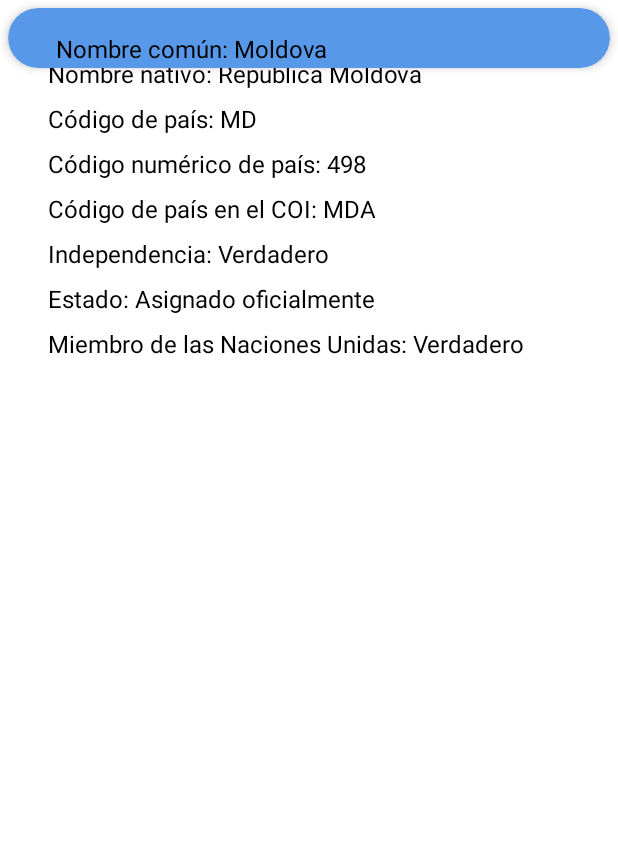
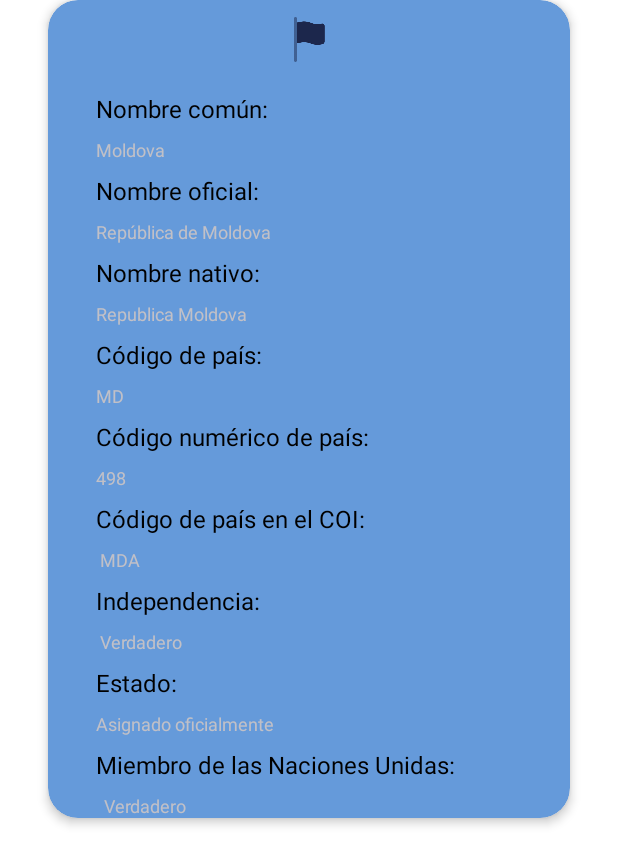
Before and after one commit to danielggc/prueba-tecnica-movilWMWirelessMobile, an Android app: the layout general_datails.xml on its own in the app's theme, with its tools: preview values and no code run, on a phone screen of 412 x 824 dp. Shown: the top 865 px of the screen. Run offline under Robolectric (Android 15) with nearby library versions, the phone set to English and light mode, and no system bars.

Commit message:
add card for infomation for gropus

```diff
--- a/app/src/main/res/layout/general_datails.xml
+++ b/app/src/main/res/layout/general_datails.xml
@@ -4,142 +4,235 @@
     xmlns:tools="http://schemas.android.com/tools"
     android:layout_width="match_parent"
     android:layout_height="match_parent"
-    xmlns:app="http://schemas.android.com/apk/res-auto"
-    >
-<LinearLayout xmlns:android="http://schemas.android.com/apk/res/android"
-    android:layout_width="match_parent"
-    android:layout_height="match_parent"
-    android:orientation="vertical">
-
-    <RelativeLayout
-    xmlns:android="http://schemas.android.com/apk/res/android"
+    xmlns:app="http://schemas.android.com/apk/res-auto">
+    <androidx.cardview.widget.CardView
+        android:id="@+id/card_details"
         android:layout_width="match_parent"
         android:layout_height="wrap_content"
+        android:layout_marginStart="32dp"
+        android:layout_marginTop="16dp"
+        android:layout_marginEnd="32dp"
+        app:cardCornerRadius="20dp"
+        app:cardElevation="4dp"
+        app:cardBackgroundColor="@color/sub_green">
+        <RelativeLayout
+            android:layout_width="match_parent"
+        android:layout_height="wrap_content"
+        android:orientation="vertical"
         >
 
             <!-- Imagen de la bandera de Moldova -->
 
                 <ImageView
+                    android:layout_margin="10dp"
                     android:id="@+id/image_flag"
-        android:layout_width="wrap_content"
-        android:layout_height="wrap_content"
-        android:src="@drawable/map"
+                    android:layout_width="78dp"
+                    android:layout_height="33dp"
                     android:layout_centerHorizontal="true"
-        android:layout_marginTop="16dp"/>
+                    android:layout_marginTop="16dp"
+                    android:src="@drawable/flag" />
 
             <!-- Detalles de la tarjeta -->
 
-        <androidx.cardview.widget.CardView
-            android:layout_width="match_parent"
-            android:layout_height="40dp"
-            android:layout_margin="5dp"
-            app:cardCornerRadius="20dp"
-            app:cardElevation="4dp"
-            app:cardBackgroundColor="@color/blue"
 
-            >
                 <TextView
-                android:id="@+id/text_common_name"
-                android:layout_width="match_parent"
+                    android:id="@+id/text_region"
+                    android:layout_width="wrap_content"
                     android:layout_height="wrap_content"
-                android:text="Nombre común: Moldova"
+                    android:layout_below="@id/image_flag"
+                    android:layout_marginTop="8dp"
+                    android:layout_marginStart="32dp"
+                    android:text="Nombre común:"
                     android:textColor="@color/black"
-                android:textSize="16sp"
-                android:layout_below="@id/image_flag"
-                android:layout_marginTop="16dp"
-                android:layout_marginStart="32dp"/>
-        </androidx.cardview.widget.CardView>
+                    android:textSize="16sp" />
 
 
                 <TextView
-        android:id="@+id/text_official_name"
+                    android:id="@+id/text_region_r"
                     android:layout_width="wrap_content"
                     android:layout_height="wrap_content"
-        android:text="Nombre oficial: República de Moldova"
+                    android:layout_below="@id/text_region"
+                    android:layout_marginTop="8dp"
+                    android:layout_marginStart="32dp"
+                    android:text="Moldova"
+                    android:textColor="@color/grey"
+                    android:textSize="12sp" />
+
+                <TextView
+                android:id="@+id/text_Subregión"
+                android:layout_width="wrap_content"
+                android:layout_height="wrap_content"
+                android:text="Nombre oficial:"
                 android:textColor="@color/black"
                 android:textSize="16sp"
-        android:layout_below="@id/text_common_name"
+                android:layout_below="@id/text_region_r"
                 android:layout_marginTop="8dp"
                 android:layout_marginStart="32dp"/>
+
+                <TextView
+                    android:id="@+id/text_sub_region_r"
+                    android:layout_width="wrap_content"
+                    android:layout_height="wrap_content"
+                    android:layout_below="@id/text_Subregión"
+                    android:layout_marginTop="8dp"
+                    android:layout_marginStart="32dp"
+                    android:text="República de Moldova"
+                    android:textColor="@color/grey"
+                    android:textSize="12sp" />
 
             <TextView
                 android:id="@+id/text_native_name"
                 android:layout_width="wrap_content"
                 android:layout_height="wrap_content"
-        android:text="Nombre nativo: Republica Moldova"
+                android:text="Nombre nativo:"
                 android:textColor="@color/black"
                 android:textSize="16sp"
-        android:layout_below="@id/text_official_name"
+                android:layout_below="@id/text_sub_region_r"
                 android:layout_marginTop="8dp"
                 android:layout_marginStart="32dp"/>
+
+                <TextView
+                    android:id="@+id/text_native_name_r"
+                    android:layout_width="wrap_content"
+                    android:layout_height="wrap_content"
+                    android:layout_below="@id/text_native_name"
+                    android:layout_marginTop="8dp"
+                    android:layout_marginStart="32dp"
+                    android:text="Republica Moldova"
+                    android:textColor="@color/grey"
+                    android:textSize="12sp" />
 
             <TextView
                 android:id="@+id/text_country_code"
                 android:layout_width="wrap_content"
                 android:layout_height="wrap_content"
-        android:text="Código de país: MD"
+                android:text="Código de país:"
                 android:textColor="@color/black"
                 android:textSize="16sp"
-        android:layout_below="@id/text_native_name"
+                android:layout_below="@id/text_native_name_r"
                 android:layout_marginTop="8dp"
                 android:layout_marginStart="32dp"/>
+
+                <TextView
+                    android:id="@+id/text_country_code_r"
+                    android:layout_width="wrap_content"
+                    android:layout_height="wrap_content"
+                    android:layout_below="@id/text_country_code"
+                    android:layout_marginTop="8dp"
+                    android:layout_marginStart="32dp"
+                    android:text="MD"
+                    android:textColor="@color/grey"
+                    android:textSize="12sp" />
+
 
             <TextView
                 android:id="@+id/text_numeric_code"
                 android:layout_width="wrap_content"
                 android:layout_height="wrap_content"
-        android:text="Código numérico de país: 498"
+                android:text="Código numérico de país:"
                 android:textColor="@color/black"
                 android:textSize="16sp"
-        android:layout_below="@id/text_country_code"
+                android:layout_below="@id/text_country_code_r"
                 android:layout_marginTop="8dp"
                 android:layout_marginStart="32dp"/>
+
+                <TextView
+                    android:id="@+id/text_numeric_code_r"
+                    android:layout_width="wrap_content"
+                    android:layout_height="wrap_content"
+                    android:layout_below="@id/text_numeric_code"
+                    android:layout_marginTop="8dp"
+                    android:layout_marginStart="32dp"
+                    android:text="498"
+                    android:textColor="@color/grey"
+                    android:textSize="12sp" />
 
             <TextView
                 android:id="@+id/text_coa_code"
                 android:layout_width="wrap_content"
                 android:layout_height="wrap_content"
-        android:text="Código de país en el COI: MDA"
+                android:text="Código de país en el COI:"
                 android:textColor="@color/black"
                 android:textSize="16sp"
-        android:layout_below="@id/text_numeric_code"
+                android:layout_below="@id/text_numeric_code_r"
                 android:layout_marginTop="8dp"
                 android:layout_marginStart="32dp"/>
+                <TextView
+                    android:id="@+id/text_coa_code_r"
+                    android:layout_width="wrap_content"
+                    android:layout_height="wrap_content"
+                    android:layout_below="@id/text_coa_code"
+                    android:layout_marginTop="8dp"
+                    android:layout_marginStart="32dp"
+                    android:text=" MDA"
+                    android:textColor="@color/grey"
+                    android:textSize="12sp" />
+
 
             <TextView
                 android:id="@+id/text_independence"
                 android:layout_width="wrap_content"
                 android:layout_height="wrap_content"
-        android:text="Independencia: Verdadero"
+                android:text="Independencia:"
                 android:textColor="@color/black"
                 android:textSize="16sp"
-        android:layout_below="@id/text_coa_code"
+                android:layout_below="@id/text_coa_code_r"
                 android:layout_marginTop="8dp"
                 android:layout_marginStart="32dp"/>
+                <TextView
+                    android:id="@+id/text_independence_r"
+                    android:layout_width="wrap_content"
+                    android:layout_height="wrap_content"
+                    android:layout_below="@id/text_independence"
+                    android:layout_marginTop="8dp"
+                    android:layout_marginStart="32dp"
+                    android:text=" Verdadero"
+                    android:textColor="@color/grey"
+                    android:textSize="12sp" />
+
 
             <TextView
                 android:id="@+id/text_state"
                 android:layout_width="wrap_content"
                 android:layout_height="wrap_content"
-        android:text="Estado: Asignado oficialmente"
+                android:text="Estado:"
                 android:textColor="@color/black"
                 android:textSize="16sp"
-        android:layout_below="@id/text_independence"
+                android:layout_below="@id/text_independence_r"
                 android:layout_marginTop="8dp"
                 android:layout_marginStart="32dp"/>
+                <TextView
+                    android:id="@+id/text_state_r"
+                    android:layout_width="wrap_content"
+                    android:layout_height="wrap_content"
+                    android:layout_below="@id/text_state"
+                    android:layout_marginTop="8dp"
+                    android:layout_marginStart="32dp"
+                    android:text="Asignado oficialmente"
+                    android:textColor="@color/grey"
+                    android:textSize="12sp" />
 
             <TextView
                 android:id="@+id/text_un_member"
                 android:layout_width="wrap_content"
                 android:layout_height="wrap_content"
-        android:text="Miembro de las Naciones Unidas: Verdadero"
+                android:text="Miembro de las Naciones Unidas:"
                 android:textColor="@color/black"
                 android:textSize="16sp"
-        android:layout_below="@id/text_state"
+                android:layout_below="@id/text_state_r"
                 android:layout_marginTop="8dp"
                 android:layout_marginStart="32dp"/>
+                <TextView
+                    android:id="@+id/text_un_member_r"
+                    android:layout_width="wrap_content"
+                    android:layout_height="wrap_content"
+                    android:layout_below="@id/text_un_member"
+                    android:layout_marginTop="8dp"
+                    android:layout_marginStart="32dp"
+                    android:text="  Verdadero"
+                    android:textColor="@color/grey"
+                    android:textSize="12sp" />
 
          </RelativeLayout>
-
-</LinearLayout>
+    </androidx.cardview.widget.CardView>
 </androidx.constraintlayout.widget.ConstraintLayout>
--- a/app/src/main/res/values/colors.xml
+++ b/app/src/main/res/values/colors.xml
@@ -1,7 +1,8 @@
 <?xml version="1.0" encoding="utf-8"?>
 <resources>
     <color name="purple_200">#FFBB86FC</color>
-    <color name="blue">#5799E8</color>
+    <color name="blue">#3279cd</color>
+    <color name="sub_green">#659ada</color>
     <color name="grey">#C1C0C7</color>
 
     <color name="purple_700">#FF3700B3</color>
```
Also changed, not shown: app/src/main/java/com/shipping/prueba_tecnica_movil/ui/view/InfoCountry.kt (+8 -0 lines), app/src/main/res/layout/geography_datails.xml (added, +194 -0 lines), app/src/main/res/layout/info_country.xml (+7 -1 lines), app/src/main/res/drawable/flag.png (added), app/src/main/res/drawable/geography.png (added). Lines whose indentation alone changed are shown as unchanged.
